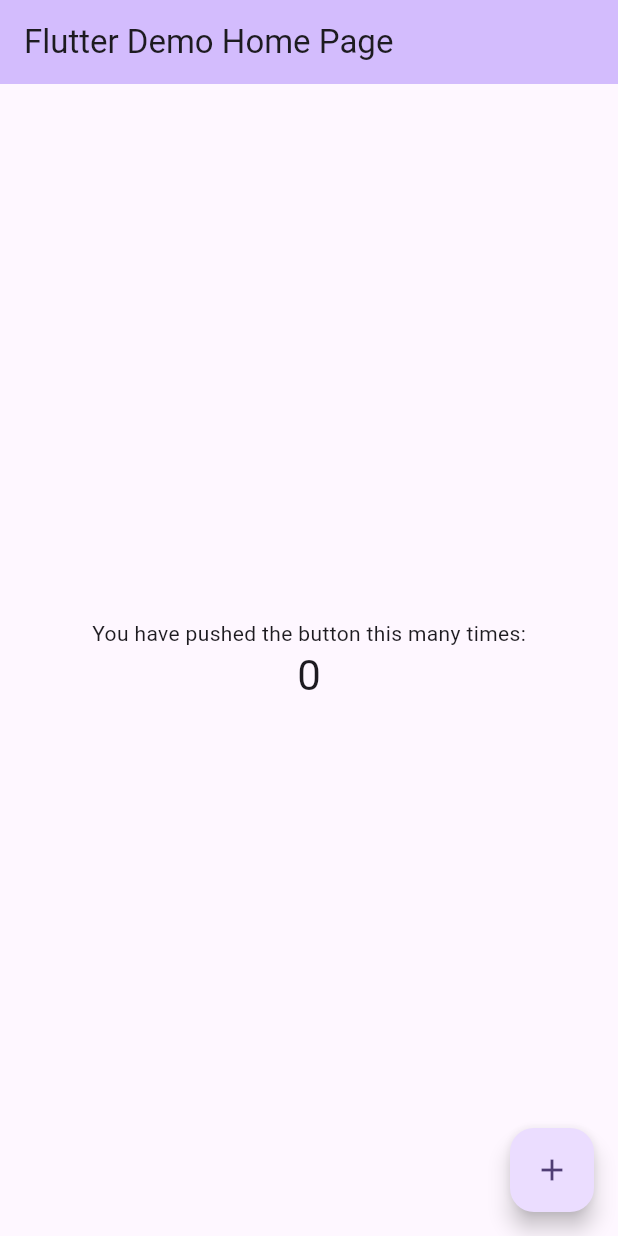
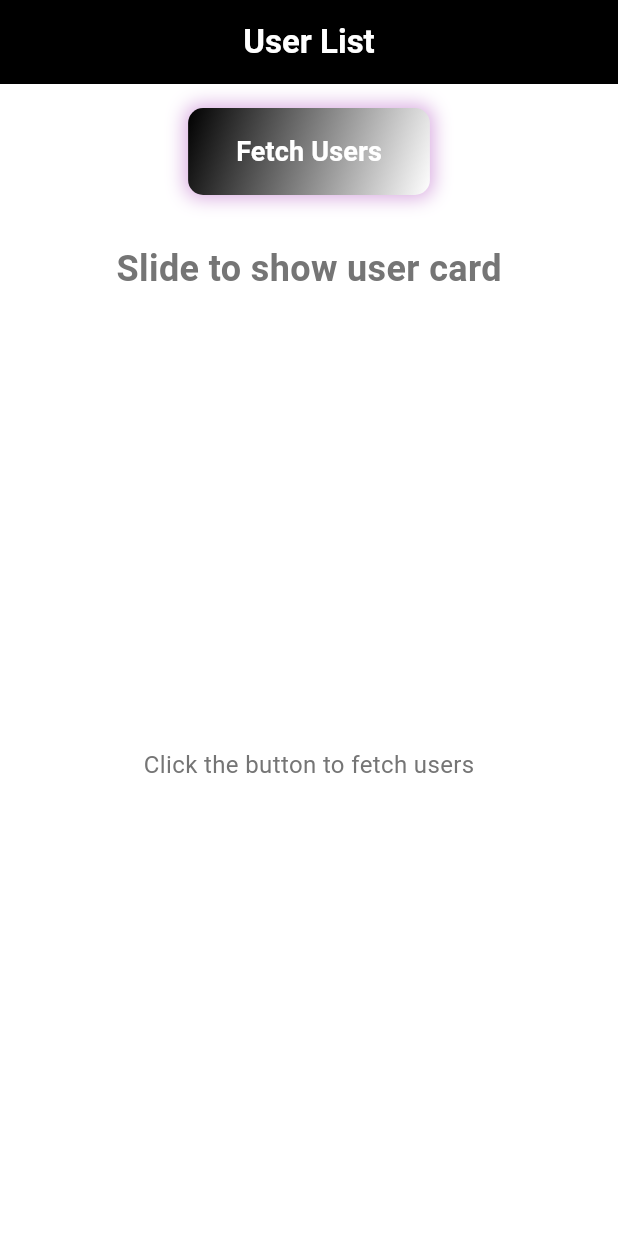
Before and after one commit to emadmoenes/user-app, a Flutter app: the screen it shows after launch, on a phone screen of 412 x 824 dp. Run offline on Flutter 3.47's test engine with Material 3 defaults, Android fonts, the phone set to English and light mode, and no system bars.

Commit message:
add fiels

```diff
--- a/lib/main.dart
+++ b/lib/main.dart
@@ -1,101 +1,21 @@
 import 'package:flutter/material.dart';
+import 'package:user_app/views/user_screen.dart';
 
 void main() {
-  runApp(const MyApp());
+  runApp(MyApp());
 }
 
 class MyApp extends StatelessWidget {
-  const MyApp({super.key});
-
-  // This widget is the root of your application.
   @override
   Widget build(BuildContext context) {
     return MaterialApp(
-      title: 'Flutter Demo',
+      title: 'User App',
+      debugShowCheckedModeBanner: false,
       theme: ThemeData(
-        colorScheme: ColorScheme.fromSeed(seedColor: Colors.deepPurple),
-        useMaterial3: true,
+        primarySwatch: Colors.deepPurple,
+        scaffoldBackgroundColor: Colors.white,
       ),
-      home: const MyHomePage(title: 'Flutter Demo Home Page'),
+      home: UserListView(),
     );
   }
 }
-
-class MyHomePage extends StatefulWidget {
-  const MyHomePage({super.key, required this.title});
-
-  final String title;
-
-  @override
-  State<MyHomePage> createState() => _MyHomePageState();
-}
-
-class _MyHomePageState extends State<MyHomePage> {
-  int _counter = 0;
-
-  void _incrementCounter() {
-    setState(() {
-      // This call to setState tells the Flutter framework that something has
-      // changed in this State, which causes it to rerun the build method below
-      // so that the display can reflect the updated values. If we changed
-      // _counter without calling setState(), then the build method would not be
-      // called again, and so nothing would appear to happen.
-      _counter++;
-    });
-  }
-
-  @override
-  Widget build(BuildContext context) {
-    // This method is rerun every time setState is called, for instance as done
-    // by the _incrementCounter method above.
-    //
-    // The Flutter framework has been optimized to make rerunning build methods
-    // fast, so that you can just rebuild anything that needs updating rather
-    // than having to individually change instances of widgets.
-    return Scaffold(
-      appBar: AppBar(
-        // TRY THIS: Try changing the color here to a specific color (to
-        // Colors.amber, perhaps?) and trigger a hot reload to see the AppBar
-        // change color while the other colors stay the same.
-        backgroundColor: Theme.of(context).colorScheme.inversePrimary,
-        // Here we take the value from the MyHomePage object that was created by
-        // the App.build method, and use it to set our appbar title.
-        title: Text(widget.title),
-      ),
-      body: Center(
-        // Center is a layout widget. It takes a single child and positions it
-        // in the middle of the parent.
-        child: Column(
-          // Column is also a layout widget. It takes a list of children and
-          // arranges them vertically. By default, it sizes itself to fit its
-          // children horizontally, and tries to be as tall as its parent.
-          //
-          // Column has various properties to control how it sizes itself and
-          // how it positions its children. Here we use mainAxisAlignment to
-          // center the children vertically; the main axis here is the vertical
-          // axis because Columns are vertical (the cross axis would be
-          // horizontal).
-          //
-          // TRY THIS: Invoke "debug painting" (choose the "Toggle Debug Paint"
-          // action in the IDE, or press "p" in the console), to see the
-          // wireframe for each widget.
-          mainAxisAlignment: MainAxisAlignment.center,
-          children: <Widget>[
-            const Text(
-              'You have pushed the button this many times:',
-            ),
-            Text(
-              '$_counter',
-              style: Theme.of(context).textTheme.headlineMedium,
-            ),
-          ],
-        ),
-      ),
-      floatingActionButton: FloatingActionButton(
-        onPressed: _incrementCounter,
-        tooltip: 'Increment',
-        child: const Icon(Icons.add),
-      ), // This trailing comma makes auto-formatting nicer for build methods.
-    );
-  }
-}
--- /dev/null
+++ b/lib/models/user_model.dart
@@ -0,0 +1,28 @@
+class User {
+  final int id;
+  final String firstName;
+  final String lastName;
+  final int age;
+  final String email;
+  final String image;
+
+  User({
+    required this.id,
+    required this.firstName,
+    required this.lastName,
+    required this.age,
+    required this.email,
+    required this.image,
+  });
+
+  factory User.fromJson(Map<String, dynamic> json) {
+    return User(
+      id: json['id'],
+      firstName: json['firstName'],
+      lastName: json['lastName'],
+      age: json['age'],
+      email: json['email'],
+      image: json['image'],
+    );
+  }
+}
--- /dev/null
+++ b/lib/services/user_service.dart
@@ -0,0 +1,19 @@
+import 'dart:convert';
+import 'package:http/http.dart' as http;
+import '../models/user_model.dart';
+
+class UserService {
+  static const String apiUrl = 'https://dummyjson.com/users';
+
+  Future<List<User>> fetchUsers() async {
+    final response = await http.get(Uri.parse(apiUrl));
+
+    if (response.statusCode == 200) {
+      Map<String, dynamic> jsonResponse = jsonDecode(response.body);
+      List<dynamic> userList = jsonResponse['users'];
+      return userList.map((user) => User.fromJson(user)).toList();
+    } else {
+      throw Exception('Failed to load users');
+    }
+  }
+}
--- a/lib/views/user_screen.dart
+++ b/lib/views/user_screen.dart
@@ -0,0 +1,86 @@
+import 'package:flutter/material.dart';
+import 'package:user_app/views/widgets/cards_section.dart';
+import 'package:user_app/views/widgets/custom_button.dart';
+import '../models/user_model.dart';
+import '../services/user_service.dart';
+
+class UserListView extends StatefulWidget {
+  @override
+  _UserListViewState createState() => _UserListViewState();
+}
+
+class _UserListViewState extends State<UserListView> {
+  late Future<List<User>> futureUsers;
+  bool _isDataFetched = false;
+
+  void _fetchData() {
+    setState(() {
+      futureUsers = UserService().fetchUsers();
+      _isDataFetched = true;
+    });
+  }
+
+  @override
+  Widget build(BuildContext context) {
+    return Scaffold(
+      appBar: AppBar(
+        title: Text(
+          'User List',
+          style: TextStyle(
+            color: Colors.white,
+            fontWeight: FontWeight.bold,
+          ),
+        ),
+        centerTitle: true,
+        backgroundColor: Colors.black,
+        elevation: 0,
+      ),
+      body: Column(
+        children: [
+          Padding(
+            padding: const EdgeInsets.all(16.0),
+            child: GradientButton(
+              text: 'Fetch Users',
+              onPressed: _fetchData,
+            ),
+          ),
+          SizedBox(height: 16),
+          Text(
+            'Slide to show user card',
+            style: TextStyle(
+              color: Colors.grey[600],
+              fontSize: 24,
+              fontWeight: FontWeight.bold,
+            ),
+          ),
+          Expanded(
+            child: _isDataFetched
+                ? FutureBuilder<List<User>>(
+                    future: futureUsers,
+                    builder: (context, snapshot) {
+                      if (snapshot.connectionState == ConnectionState.waiting) {
+                        return Center(child: CircularProgressIndicator());
+                      } else if (snapshot.hasError) {
+                        return Center(child: Text('Error: ${snapshot.error}'));
+                      } else if (!snapshot.hasData || snapshot.data!.isEmpty) {
+                        return Center(child: Text('No users found'));
+                      } else {
+                        return StackedCards(users: snapshot.data!);
+                      }
+                    },
+                  )
+                : Center(
+                    child: Text(
+                      'Click the button to fetch users',
+                      style: TextStyle(
+                        fontSize: 16,
+                        color: Colors.grey[600],
+                      ),
+                    ),
+                  ),
+          ),
+        ],
+      ),
+    );
+  }
+}
--- /dev/null
+++ b/lib/views/widgets/cards_section.dart
@@ -0,0 +1,24 @@
+import 'package:flutter/material.dart';
+import 'package:user_app/models/user_model.dart';
+import 'user_card.dart';
+
+class StackedCards extends StatelessWidget {
+  final List<User> users;
+
+  const StackedCards({required this.users});
+
+  @override
+  Widget build(BuildContext context) {
+    return Center(
+      child: SizedBox(
+        height: 300,
+        child: PageView.builder(
+          itemCount: users.length,
+          itemBuilder: (context, index) {
+            return UserCard(user: users[index]);
+          },
+        ),
+      ),
+    );
+  }
+}
--- /dev/null
+++ b/lib/views/widgets/custom_button.dart
@@ -0,0 +1,52 @@
+import 'package:flutter/material.dart';
+
+class GradientButton extends StatelessWidget {
+  final String text;
+  final VoidCallback onPressed;
+
+  const GradientButton({
+    required this.text,
+    required this.onPressed,
+  });
+
+  @override
+  Widget build(BuildContext context) {
+    return AnimatedContainer(
+      duration: Duration(milliseconds: 300),
+      decoration: BoxDecoration(
+        gradient: LinearGradient(
+          colors: [Colors.black, Colors.white],
+          begin: Alignment.topLeft,
+          end: Alignment.bottomRight,
+        ),
+        borderRadius: BorderRadius.circular(10),
+        boxShadow: [
+          BoxShadow(
+            color: Colors.purple.withOpacity(0.4),
+            blurRadius: 10,
+            spreadRadius: 2,
+          ),
+        ],
+      ),
+      child: ElevatedButton(
+        onPressed: onPressed,
+        style: ElevatedButton.styleFrom(
+          backgroundColor: Colors.transparent,
+          shadowColor: Colors.transparent,
+          padding: EdgeInsets.symmetric(horizontal: 32, vertical: 16),
+          shape: RoundedRectangleBorder(
+            borderRadius: BorderRadius.circular(10),
+          ),
+        ),
+        child: Text(
+          text,
+          style: TextStyle(
+            fontSize: 18,
+            fontWeight: FontWeight.bold,
+            color: Colors.white,
+          ),
+        ),
+      ),
+    );
+  }
+}
--- a/pubspec.yaml
+++ b/pubspec.yaml
@@ -2,7 +2,7 @@ name: user_app
 description: "A new Flutter project."
 # The following line prevents the package from being accidentally published to
 # pub.dev using `flutter pub publish`. This is preferred for private packages.
-publish_to: 'none' # Remove this line if you wish to publish to pub.dev
+publish_to: "none" # Remove this line if you wish to publish to pub.dev
 
 # The following defines the version and build number for your application.
 # A version number is three numbers separated by dots, like 1.2.43
@@ -34,6 +34,7 @@ dependencies:
   # The following adds the Cupertino Icons font to your application.
   # Use with the CupertinoIcons class for iOS style icons.
   cupertino_icons: ^1.0.8
+  http: ^1.2.2
 
 dev_dependencies:
   flutter_test:
@@ -51,7 +52,6 @@ dev_dependencies:
 
 # The following section is specific to Flutter packages.
 flutter:
-
   # The following line ensures that the Material Icons font is
   # included with your application, so that you can use the icons in
   # the material Icons class.
```
Also changed, not shown: lib/views/widgets/user_card.dart (added, +60 -0 lines), pubspec.lock, 1 other file.
